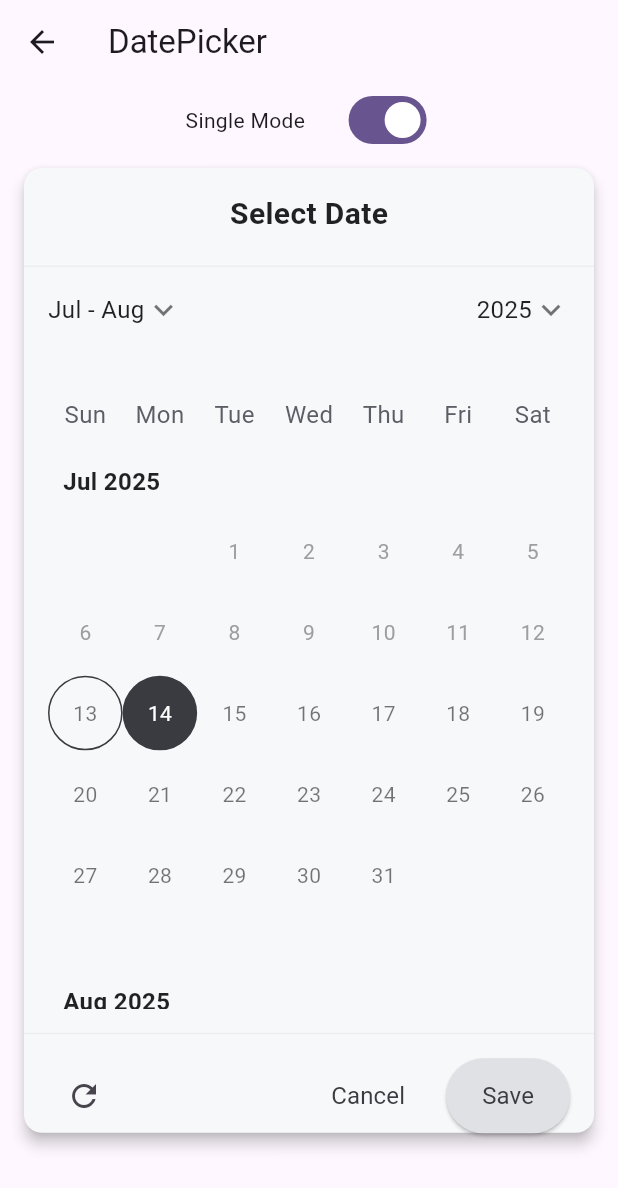
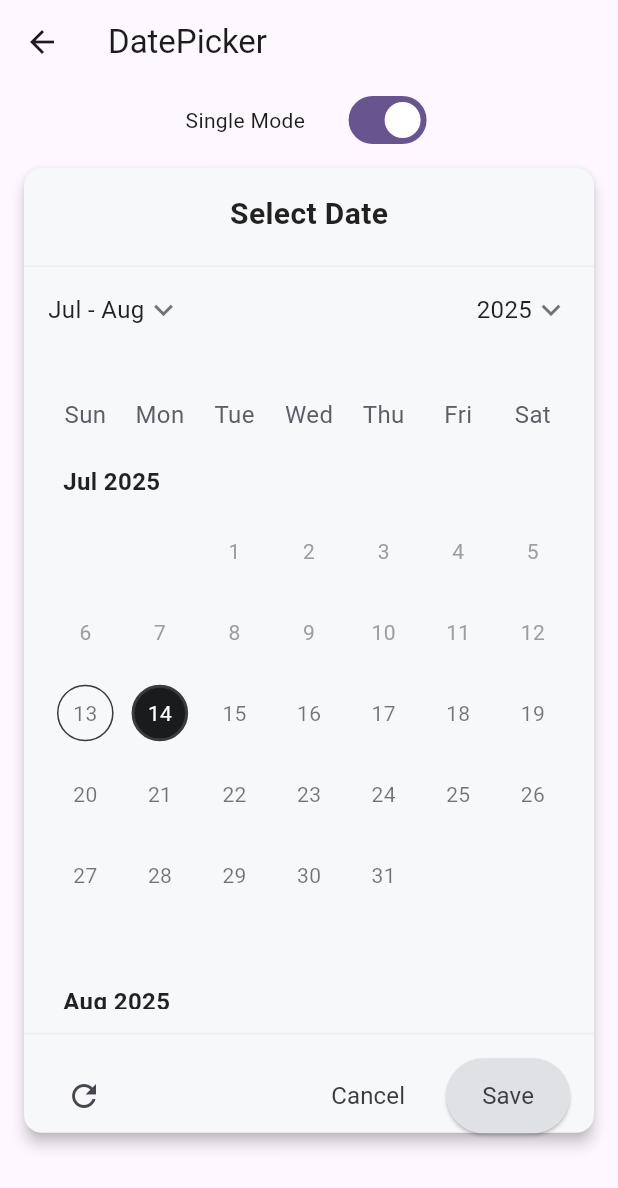
Before and after one commit to xymbia/flutter_realm, a Flutter app: the DatePickerPage screen opened directly, on a phone screen of 412 x 824 dp. Shown: the top 1188 px of the screen. Run offline on Flutter 3.47's test engine with Material 3 defaults, Android fonts, the light colour scheme and no system bars; our stand-ins replace dotted_border, dropdown_button2, flutter_screenutil, logger.

Commit message:
- Handled range picker states

```diff
--- a/lib/screens/date_picker_example.dart
+++ b/lib/screens/date_picker_example.dart
@@ -26,13 +26,7 @@ class _SwitchTilePageState extends State<DatePickerPage> {
   int selectedYear = 0;
   bool isSingleDateMode = true;
 
-  List<DateTime?> _rangeDatePickerValueWithDefaultValue = [
-    DateTime(1999, 5, 6),
-    DateTime(1999, 5, 21),
-  ];
-
-  // List of years (can be customized)
-  final List<int> years = List.generate(10, (index) => 2025 - index);
+  List<DateTime?> _rangeDatePickerValueWithDefaultValue = [];
 
   @override
   void initState() {
@@ -138,52 +132,7 @@ class _SwitchTilePageState extends State<DatePickerPage> {
     });
   }
 
-  Widget _buildSingleDatePickerWithValue() {
-    final config = DatePickerWidgetConfig(
-      calendarViewMode: mode,
-      hideMonthPickerDividers: true,
-      hideScrollViewMonthWeekHeader: true,
-      hideScrollViewTopHeader: true,
-      selectedDayHighlightColor: Colors.grey,
-      selectedDayTextStyle: const TextStyle(
-        color: Colors.white,
-        fontWeight: FontWeight.normal,
-      ),
-      weekdayLabels: ['Sun', 'Mon', 'Tue', 'Wed', 'Thu', 'Fri', 'Sat'],
-      weekdayLabelTextStyle: const TextStyle(
-        color: Colors.black87,
-        fontWeight: FontWeight.bold,
-      ),
-      firstDayOfWeek: 0,
-      // 0 = Sunday, 1 = Monday, etc.
-      controlsHeight: 50,
-      dayMaxWidth: 50,
-      dayBorderRadius: BorderRadius.circular(8),
-      animateToDisplayedMonthDate: false,
-      controlsTextStyle: const TextStyle(
-        color: Colors.black,
-        fontSize: 15,
-        fontWeight: FontWeight.bold,
-      ),
-      dayTextStyle: const TextStyle(
-        color: Colors.black54,
-        fontWeight: FontWeight.normal,
-      ),
-      disabledDayTextStyle: const TextStyle(
-        color: Colors.grey,
-      ),
-      centerAlignModePicker: true,
-      useAbbrLabelForMonthModePicker: true,
-      firstDate: DateTime(DateTime.now().year - 2, DateTime.now().month - 1,
-          DateTime.now().day - 5),
-      lastDate: DateTime(DateTime.now().year + 3, DateTime.now().month + 2,
-          DateTime.now().day + 10),
-      selectableDayPredicate: (day) =>
-          !day
-              .difference(DateTime.now().add(const Duration(days: -1)))
-              .isNegative &&
-          day.isBefore(DateTime.now().add(const Duration(days: 60))),
-    );
+  Widget _buildCalendarLayout(Widget calendarWidget){
     return SizedBox(
       height: 0.8.sh,
       child: Card(
@@ -198,7 +147,7 @@ class _SwitchTilePageState extends State<DatePickerPage> {
             // Header section
             Padding(
               padding: const EdgeInsets.only(top: 16.0, bottom: 20.0),
-              child: Text('Select Date',
+              child: Text(isSingleDateMode?'Select Date':'Select Start & End Date',
                   style: Font.apply(FontStyle.medium, FontSize.h4)),
             ),
             const Divider(height: 1, color: Color(0xFFEDEEF0)),
@@ -270,17 +219,8 @@ class _SwitchTilePageState extends State<DatePickerPage> {
             // Body section
             SizedBox(
               height: 0.55.sh,
-              child: DatePickerWidget(
-                displayedMonthDate: _currentDisplayedMonthDate ??
-                    _singleDatePickerValueWithDefaultValue.first,
-                config: config,
-                value: _singleDatePickerValueWithDefaultValue,
-                onValueChanged: (dates) => setState(
-                    () => _singleDatePickerValueWithDefaultValue = dates),
-                onDisplayedMonthChanged: _handleDisplayedMonthChanged,
-                onMonthSelected: _handleMonthSelected,
-                onYearSelected: _handleYearSelected,
-              ),
+              width: 0.95.sw,
+              child: calendarWidget,
             ),
             const Divider(height: 1, color: Color(0xFFEDEEF0)),
             Padding(
@@ -331,85 +271,81 @@ class _SwitchTilePageState extends State<DatePickerPage> {
     );
   }
 
-  Widget _buildScrollRangeDatePickerWithValue() {
+  Widget _buildSingleDatePickerWithValue() {
     final config = DatePickerWidgetConfig(
-      centerAlignModePicker: true,
-      calendarType: DatePickerWidgetType.range,
-      calendarViewMode: DatePickerWidgetMode.scroll,
-      rangeBidirectional: true,
-      selectedDayHighlightColor: Colors.teal[800],
+      calendarViewMode: mode,
+      hideMonthPickerDividers: true,
+      hideScrollViewMonthWeekHeader: true,
+      hideScrollViewTopHeader: true,
+      selectedDayHighlightColor: Colors.grey,
+      selectedDayTextStyle: const TextStyle(
+        color: Colors.white,
+        fontWeight: FontWeight.normal,
+      ),
+      weekdayLabels: ['Sun', 'Mon', 'Tue', 'Wed', 'Thu', 'Fri', 'Sat'],
       weekdayLabelTextStyle: const TextStyle(
         color: Colors.black87,
         fontWeight: FontWeight.bold,
       ),
+      firstDayOfWeek: 0,
+      // 0 = Sunday, 1 = Monday, etc.
+      controlsHeight: 50,
+      dayMaxWidth: 50,
+      dayBorderRadius: BorderRadius.circular(8),
+      animateToDisplayedMonthDate: false,
       controlsTextStyle: const TextStyle(
         color: Colors.black,
         fontSize: 15,
         fontWeight: FontWeight.bold,
       ),
-      dynamicCalendarRows: true,
-      weekdayLabelBuilder: ({required weekday, isScrollViewTopHeader}) {
-        if (weekday == DateTime.wednesday && isScrollViewTopHeader != true) {
-          return const Center(
-            child: Text(
-              'W',
-              style: TextStyle(
-                color: Colors.red,
-                fontWeight: FontWeight.bold,
+      dayTextStyle: const TextStyle(
+        color: Colors.black54,
+        fontWeight: FontWeight.normal,
       ),
+      disabledDayTextStyle: const TextStyle(
+        color: Colors.grey,
       ),
+      centerAlignModePicker: true,
+      useAbbrLabelForMonthModePicker: true,
+      firstDate: DateTime(DateTime.now().year - 2, DateTime.now().month - 1,
+          DateTime.now().day - 5),
+      lastDate: DateTime(DateTime.now().year + 3, DateTime.now().month + 2,
+          DateTime.now().day + 10),
+      selectableDayPredicate: (day) =>
+          !day
+              .difference(DateTime.now().add(const Duration(days: -1)))
+              .isNegative &&
+          day.isBefore(DateTime.now().add(const Duration(days: 60))),
     );
-        }
-        return null;
-      },
-      modePickerTextHandler: ({required monthDate, isMonthPicker}) {
-        if (isMonthPicker ?? false) {
-          return '${getLocaleShortMonthFormat(const Locale('en')).format(monthDate)} New';
+    return _buildCalendarLayout(DatePickerWidget(
+      displayedMonthDate: _currentDisplayedMonthDate ??
+          _singleDatePickerValueWithDefaultValue.first,
+      config: config,
+      value: _singleDatePickerValueWithDefaultValue,
+      onValueChanged: (dates) => setState(
+              () => _singleDatePickerValueWithDefaultValue = dates),
+      onDisplayedMonthChanged: _handleDisplayedMonthChanged,
+      onMonthSelected: _handleMonthSelected,
+      onYearSelected: _handleYearSelected,
+    ));
   }
 
-        return null;
-      },
-      disabledDayTextStyle:
-          const TextStyle(color: Colors.grey, fontWeight: FontWeight.w400),
+  Widget _buildScrollRangeDatePickerWithValue() {
+    final config = DatePickerWidgetConfig(
+      calendarType: DatePickerWidgetType.range,
+      calendarViewMode: DatePickerWidgetMode.scroll,
+      rangeBidirectional: true,
+      selectedDayHighlightColor: Colors.teal[800],
+      dynamicCalendarRows: true,
       selectableDayPredicate: (day) {
-        if (_rangeDatePickerValueWithDefaultValue.isEmpty ||
-            _rangeDatePickerValueWithDefaultValue.length == 2) {
-          // exclude Wednesday
-          return day.weekday != DateTime.wednesday;
-        } else {
-          // Make sure range does not contain any Wednesday
-          final firstDate = _rangeDatePickerValueWithDefaultValue.first;
-          final range = [firstDate!, day]..sort();
-          for (var date = range.first;
-              date.compareTo(range.last) <= 0;
-              date = date.add(const Duration(days: 1))) {
-            if (date.weekday == DateTime.wednesday) {
-              return false;
-            }
-          }
-        }
         return true;
       },
     );
-    return SizedBox(
-      width: 375,
-      child: Column(
-        mainAxisSize: MainAxisSize.min,
-        children: [
-          const SizedBox(height: 10),
-          const Text('Scroll Range Date Picker'),
-          SizedBox(
-            height: 800,
-            child: DatePickerWidget(
+    return _buildCalendarLayout(DatePickerWidget(
       config: config,
       value: _rangeDatePickerValueWithDefaultValue,
       onValueChanged: (dates) =>
           setState(() => _rangeDatePickerValueWithDefaultValue = dates),
-            ),
-          ),
-          const SizedBox(height: 10),
-        ],
-      ),
-    );
+    ));
   }
 }
--- a/lib/widgets/date_picker_impl/_day_picker.dart
+++ b/lib/widgets/date_picker_impl/_day_picker.dart
@@ -133,8 +133,11 @@ class _DayPickerState extends State<_DayPicker> {
             dayColor = Colors.white;
             decoration = BoxDecoration(
               borderRadius: BorderRadius.circular(50),
-              color: Colors.black, // Black background for today's date
-              border: Border.all(width: 2, color: const Color(0xFF393B40)), // Add border to show it's selected
+              color: const Color(0xFF1A1B1D), // Black background for today's date
+              border: Border.all(
+                  width: 2,
+                  color: const Color(
+                      0xFF393B40)), // Add border to show it's selected
               shape: widget.config.dayBorderRadius != null
                   ? BoxShape.rectangle
                   : BoxShape.circle,
@@ -145,19 +148,15 @@ class _DayPickerState extends State<_DayPicker> {
             decoration = BoxDecoration(
               borderRadius: BorderRadius.circular(50),
               color: const Color(0xFF393B40),
-              border: Border.all(width: 3, color: const Color(0xFF393B40)), // Different border color
+              border: Border.all(
+                  width: 3,
+                  color: const Color(0xFF393B40)), // Different border color
             );
           }
         } else if (isDisabled) {
           dayColor = disabledDayColor;
         }
-        if (isToday) {
-          // The current day gets a black background highlight
-          dayColor = selectedDayColor;
-          decoration = BoxDecoration(
-              borderRadius: BorderRadius.circular(50),
-              border: Border.all(width: 1, color: const Color(0xFF393B40)));
-        }
+
 
         var customDayTextStyle =
             widget.config.dayTextStylePredicate?.call(date: dayToBuild) ??
@@ -165,7 +164,9 @@ class _DayPickerState extends State<_DayPicker> {
 
         if (isToday && widget.config.todayTextStyle != null) {
           customDayTextStyle = widget.config.todayTextStyle?.copyWith(
-            color: isSelectedDay ? Colors.white : dayColor, // Use white if selected, otherwise use calculated dayColor
+            color: isSelectedDay
+                ? Colors.white
+                : dayColor, // Use white if selected, otherwise use calculated dayColor
           );
         }
 
@@ -199,10 +200,31 @@ class _DayPickerState extends State<_DayPicker> {
           customDayTextStyle = widget.config.selectedRangeDayTextStyle;
         }
 
-        if (isSelectedDay) {
-          customDayTextStyle = widget.config.selectedDayTextStyle;
+        if (isToday) {
+          // The current day gets a black background highlight
+          if (widget.config.calendarType != DatePickerWidgetType.range ) {
+            dayColor = selectedDayColor;
+          }else{
+            customDayTextStyle = widget.config.selectedDayTextStyle
+                ?.copyWith(color: Colors.black54);
+          }
+          decoration = BoxDecoration(
+              borderRadius: BorderRadius.circular(50),
+              border: Border.all(width: 1, color: const Color(0xFF393B40)));
         }
 
+        if (isSelectedDay) {
+          customDayTextStyle = widget.config.selectedDayTextStyle
+                ?.copyWith(color: Colors.white);
+            decoration = BoxDecoration(
+              borderRadius: BorderRadius.circular(50),
+              color: const Color(0xFF1A1B1D), // Black background for today's date
+              border: Border.all(
+                  width: 2,
+                  color: const Color(
+                      0xFF393B40)),
+            );
+        }
 
         final dayTextStyle =
             customDayTextStyle ?? dayStyle.apply(color: dayColor);
@@ -259,9 +281,12 @@ class _DayPickerState extends State<_DayPicker> {
                       const Spacer(),
                       Expanded(
                         child: AspectRatio(
-                          aspectRatio: 0.5,
+                          aspectRatio: 2.5,
+                          child: Padding(
+                            padding: const EdgeInsets.all(28.0),
                             child: Container(
                               decoration: rangePickerIncludedDayDecoration,
+                            ),
                           ),
                         ),
                       ),
@@ -274,17 +299,6 @@ class _DayPickerState extends State<_DayPicker> {
               alignment: AlignmentDirectional.center,
               children: [
                 rangePickerIncludedDayHighlight ??
-                    Row(children: [
-                      Expanded(
-                        child: AspectRatio(
-                          aspectRatio: 0.5,
-                          child: Container(
-                            decoration: rangePickerIncludedDayDecoration,
-                          ),
-                        ),
-                      ),
-                      const Spacer(),
-                    ]),
                     dayWidget,
               ],
             );
@@ -292,18 +306,37 @@ class _DayPickerState extends State<_DayPicker> {
             dayWidget = Stack(
               alignment: AlignmentDirectional.center,
               children: [
-                rangePickerIncludedDayHighlight ??
-                    Row(children: [
+                Padding(
+                  padding: const EdgeInsets.only(left: 6.0, right: 6.0),
+                  child: Row(
+                    mainAxisAlignment: MainAxisAlignment.center,
+                    children: [
                       Expanded(
                         child: AspectRatio(
                           aspectRatio: 1,
                           child: Container(
-                            decoration: rangePickerIncludedDayDecoration,
+                            decoration: BoxDecoration(
+                              borderRadius: BorderRadius.circular(50),
+                              color: const Color(
+                                  0xFFE4E5E7), // Black background for today's date
+                              border: Border.all(
+                                  width: 2, color: const Color(0xFFE4E5E7)),
+                            ),
+                            child: Center(
+                              child: Text(
+                                localizations.formatDecimal(day),
+                                style: dayTextStyle,
                               ),
                             ),
                           ),
-                    ]),
-                dayWidget,
+                        ),
+                      ),
+                    ],
+                  ),
+                ),
+                // rangePickerIncludedDayHighlight ??
+                //
+                // dayWidget,
               ],
             );
           }
@@ -373,7 +406,9 @@ class _DayPickerState extends State<_DayPicker> {
     int day,
     TextStyle dayTextStyle,
   ) {
-    return Row(
+    return Padding(
+      padding: const EdgeInsets.only(left: 6.0, right: 6.0),
+      child: Row(
         mainAxisAlignment: MainAxisAlignment.center,
         children: [
           Expanded(
@@ -391,6 +426,7 @@ class _DayPickerState extends State<_DayPicker> {
             ),
           ),
         ],
+      ),
     );
   }
 }
--- a/lib/widgets/date_picker_widget.dart
+++ b/lib/widgets/date_picker_widget.dart
@@ -349,8 +349,7 @@ class _DatePickerWidgetState extends State<DatePickerWidget> {
         );
       case DatePickerWidgetMode.month:
         return Padding(
-          padding: EdgeInsets.only(
-              top: widget.config.controlsHeight ?? _subHeaderHeight),
+          padding: const EdgeInsets.all(16.0),
           child: _MonthPicker(
             config: widget.config,
             key: _monthPickerKey,
@@ -371,8 +370,8 @@ class _DatePickerWidgetState extends State<DatePickerWidget> {
           ),
         );
       case DatePickerWidgetMode.scroll:
-        return Container(
-          constraints: widget.config.scrollViewConstraints,
+        return Padding(
+          padding: const EdgeInsets.all(16.0),
           child: _CalendarScrollView(
             config: widget.config,
             key: _dayPickerKey,
```
Lines whose indentation alone changed are shown as unchanged.
